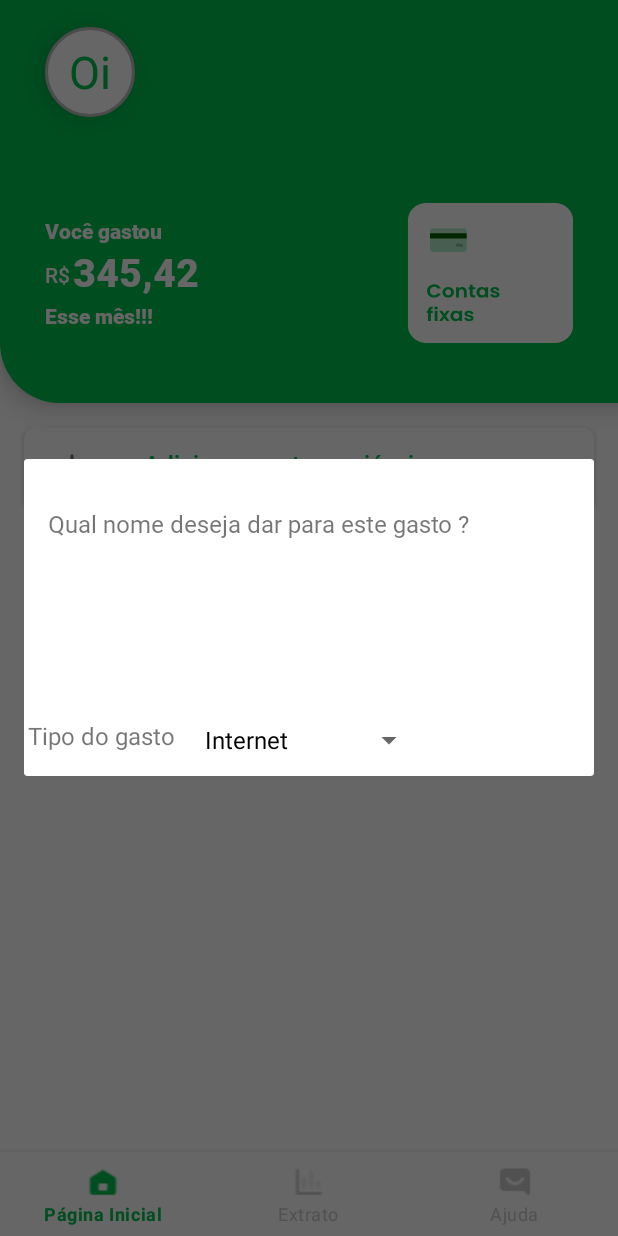
After one commit to casalmoney/app, an Android app: the fragment ModalTransactionFragment placed in its activity, on a phone screen of 412 x 824 dp. The commit adds this screen. Run offline under Robolectric (Android 15) with nearby library versions, the phone set to English and light mode, and no system bars; our stand-ins replace Dagger/Hilt's generated code, Firebase (no records; nobody signed in at launch, a user with empty details on screens opened directly), Room's generated code, RxJava, data binding and 1 more; libraries missing offline, so code that uses them is left out: androidx.hilt.lifecycle; 3 statements that could not run were skipped.

Commit message:
add  modal

```diff
--- a/app/src/main/java/br/com/casalmoney/app/authenticated/view/fragments/HomeFragment.kt
+++ b/app/src/main/java/br/com/casalmoney/app/authenticated/view/fragments/HomeFragment.kt
@@ -6,7 +6,10 @@ import android.view.LayoutInflater
 import android.view.View
 import android.view.ViewGroup
 import android.widget.Toast
+import androidx.fragment.app.DialogFragment
 import androidx.fragment.app.Fragment
+import androidx.fragment.app.FragmentManager
+import androidx.fragment.app.FragmentTransaction
 import androidx.lifecycle.Observer
 import androidx.lifecycle.ViewModelProvider
 import androidx.navigation.fragment.findNavController
@@ -96,4 +99,8 @@ class HomeFragment: Fragment() {
         alert.setTitle(getString(R.string.logout))
         alert.show()
     }
+
+    fun openDialogFragment(view: View) {
+        ModalTransactionFragment().show(requireActivity().supportFragmentManager, ModalTransactionFragment.TAG)
+    }
 }
--- /dev/null
+++ b/app/src/main/java/br/com/casalmoney/app/authenticated/view/fragments/ModalTransactionFragment.kt
@@ -0,0 +1,104 @@
+package br.com.casalmoney.app.authenticated.view.fragments
+
+import android.graphics.Color
+import android.graphics.Typeface
+import android.graphics.drawable.ColorDrawable
+import android.os.Bundle
+import android.view.LayoutInflater
+import android.view.View
+import android.view.ViewGroup
+import android.view.WindowManager
+import android.widget.AdapterView
+import android.widget.ArrayAdapter
+import android.widget.TextView
+import androidx.fragment.app.DialogFragment
+import br.com.casalmoney.app.R
+import br.com.casalmoney.app.databinding.FragmentHomeBinding
+import br.com.casalmoney.app.databinding.FragmentModalTransactionBinding
+
+class ModalTransactionFragment : DialogFragment() {
+
+    private lateinit var binding: FragmentModalTransactionBinding
+
+    companion object {
+        const val TAG = "ModalTransaction"
+    }
+
+    private var fixedExpenses = listOf("Internet", "Moradia", "Alimentação", "Lazer", "Educação", "Agua", "Luz", "Telefone")
+
+    override fun onCreateView(
+        inflater: LayoutInflater,
+        container: ViewGroup?,
+        savedInstanceState: Bundle?
+    ): View? {
+        binding = FragmentModalTransactionBinding.inflate(inflater, container, false)
+        binding.fragment = this
+        binding.lifecycleOwner = this
+
+        return binding.root
+    }
+
+
+
+    override fun onResume() {
+        super.onResume()
+
+        val spinner = binding.spinnerTypeTransaction
+
+        val adapter: ArrayAdapter<String> = object: ArrayAdapter<String>(
+            requireContext(),
+            android.R.layout.simple_spinner_dropdown_item,
+            fixedExpenses
+        ){
+            override fun getDropDownView(
+                position: Int,
+                convertView: View?,
+                parent: ViewGroup
+            ): View {
+                val view: TextView = super.getDropDownView(
+                    position,
+                    convertView,
+                    parent
+                ) as TextView
+                // set item text bold
+                view.setTypeface(view.typeface, Typeface.BOLD)
+
+                // set selected item style
+                if (position == spinner.selectedItemPosition){
+                    view.background = ColorDrawable(Color.parseColor("#FAEBD7"))
+                    view.setTextColor(Color.parseColor("#008000"))
+                }
+
+                return view
+            }
+        }
+
+        // finally, data bind spinner with adapter
+        spinner.adapter = adapter
+
+
+        // spinner on item selected listener
+        spinner.onItemSelectedListener = object : AdapterView.OnItemSelectedListener {
+            override fun onItemSelected(
+                parent: AdapterView<*>,
+                view: View,
+                position: Int,
+                id: Long
+            ) {
+            }
+
+            override fun onNothingSelected(parent: AdapterView<*>?) {
+                // another interface callback
+            }
+        }
+    }
+
+    override fun onStart() {
+        super.onStart()
+        dialog?.window?.setLayout(
+            WindowManager.LayoutParams.MATCH_PARENT,
+            WindowManager.LayoutParams.WRAP_CONTENT
+        )
+    }
+
+}
--- a/app/src/main/java/br/com/casalmoney/app/authenticated/viewModel/HomeViewModel.kt
+++ b/app/src/main/java/br/com/casalmoney/app/authenticated/viewModel/HomeViewModel.kt
@@ -36,15 +36,16 @@ open class HomeViewModel @ViewModelInject constructor(
 
     val nameInitials: String
         get() {
-            val initials = currentUser?.displayName.toString()
-                .split(' ')
-                .mapNotNull { it.firstOrNull()?.toString() }
-                .reduce { acc, s -> acc + s }
-            return if (initials.length == 1) {
-                initials + initials
-            } else {
-                initials.substring(0, 2)
-            }
+//            val initials = currentUser?.displayName.toString()
+//                .split(' ')
+//                .mapNotNull { it.firstOrNull()?.toString() }
+//                .reduce { acc, s -> acc + s }
+//            return if (initials.length == 1) {
+//                initials + initials
+//            } else {
+//                initials.substring(0, 2)
+//            }
+            return "Oi"
         }
 
     fun getTransactions() {
--- a/app/src/main/res/layout/fragment_home.xml
+++ b/app/src/main/res/layout/fragment_home.xml
@@ -127,7 +127,8 @@
             app:layout_constraintEnd_toEndOf="parent"
             app:layout_constraintTop_toTopOf="parent"
             android:clickable="true"
-            android:foreground="?android:attr/selectableItemBackground"/>
+            android:foreground="?android:attr/selectableItemBackground"
+            android:onClick="@{fragment::openDialogFragment}"/>
 
         <androidx.cardview.widget.CardView
             android:id="@+id/cv_card_expenses"
--- /dev/null
+++ b/app/src/main/res/layout/fragment_modal_transaction.xml
@@ -0,0 +1,63 @@
+<?xml version="1.0" encoding="utf-8"?>
+<layout xmlns:android="http://schemas.android.com/apk/res/android"
+    xmlns:app="http://schemas.android.com/apk/res-auto"
+    xmlns:tools="http://schemas.android.com/tools">
+
+    <data>
+        <variable
+            name="fragment"
+            type="br.com.casalmoney.app.authenticated.view.fragments.ModalTransactionFragment" />
+    </data>
+
+    <androidx.constraintlayout.widget.ConstraintLayout
+        android:layout_width="match_parent"
+        android:layout_height="match_parent">
+
+        <TextView
+            android:id="@+id/tv_amount"
+            android:layout_width="wrap_content"
+            android:layout_height="wrap_content"
+            android:text="Qual nome deseja dar para este gasto ?"
+            app:layout_constraintLeft_toLeftOf="parent"
+            app:layout_constraintRight_toRightOf="parent"
+            app:layout_constraintTop_toTopOf="parent"
+            android:layout_marginTop="32dp"
+            android:textSize="16sp"
+            android:fontFamily="@font/roboto_regular"
+            app:layout_constraintHorizontal_bias="0.16"
+            />
+
+        <EditText
+            android:id="@+id/et_amount_value"
+            app:layout_constraintWidth_percent="0.9"
+            android:layout_width="0dp"
+            android:layout_height="wrap_content"
+            app:layout_constraintTop_toBottomOf="@+id/tv_amount"
+            app:layout_constraintLeft_toLeftOf="parent"
+            app:layout_constraintRight_toRightOf="parent"
+            android:layout_marginTop="32dp" />
+
+        <Spinner
+            android:id="@+id/spinner_type_transaction"
+            android:layout_width="wrap_content"
+            android:layout_height="wrap_content"
+            app:layout_constraintTop_toBottomOf="@+id/et_amount_value"
+            app:layout_constraintLeft_toLeftOf="parent"
+            app:layout_constraintRight_toRightOf="parent"
+            android:layout_marginTop="32dp"
+            />
+
+        <TextView
+            android:layout_width="wrap_content"
+            android:layout_height="wrap_content"
+            android:text="Tipo do gasto"
+            android:textSize="16sp"
+            app:layout_constraintTop_toBottomOf="@+id/et_amount_value"
+            app:layout_constraintRight_toLeftOf="@+id/spinner_type_transaction"
+            app:layout_constraintLeft_toLeftOf="parent"
+            android:layout_marginTop="42dp"
+            app:layout_constraintHorizontal_bias="0.16"
+            />
+
+    </androidx.constraintlayout.widget.ConstraintLayout>
+</layout>
```
Also changed, not shown: 1 other file.
